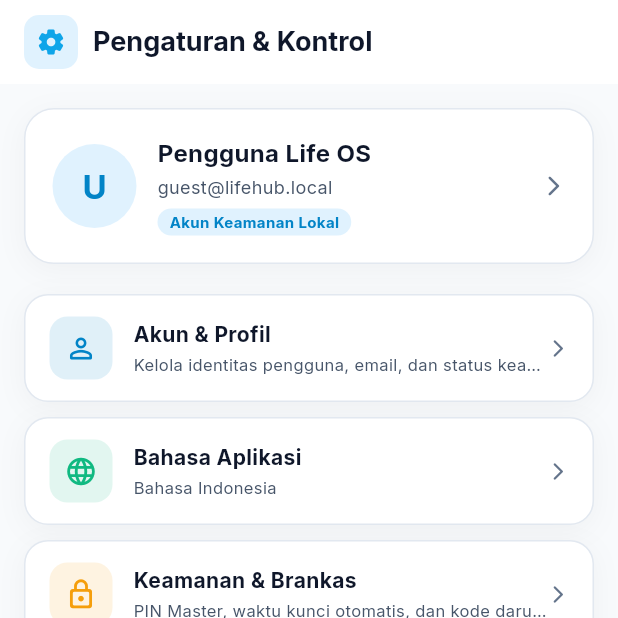
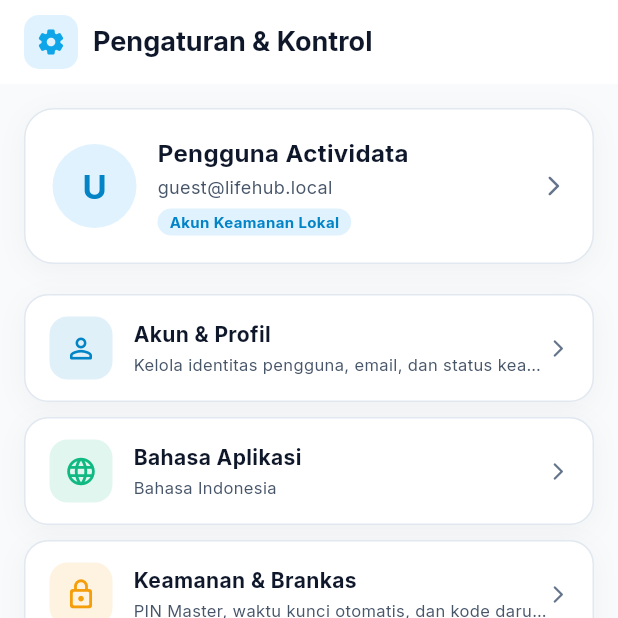
Before and after one commit to naufalatha018-lgtm/life-hub, a Flutter app: the MainAdaptiveShell screen opened directly, item 5 of the bottom bar chosen, on a phone screen of 412 x 824 dp, the top half of it. Run offline on Flutter 3.47's test engine with Material 3 defaults, Android fonts, the phone set to English and light mode, and no system bars; our stand-ins replace file_picker, fl_chart, flutter_local_notifications, flutter_map, flutter_riverpod, flutter_secure_storage and 13 more; missing offline and left inert: cryptography, health, open_file_plus; accounts and stored records are empty; network calls fail.

Commit message:
feat: rebrand app to Actividata, sync profile photo in SettingsView, fix Android 14+ Health Connect rationale, and compile release APK

```diff
--- a/lib/core/constants/app_constants.dart
+++ b/lib/core/constants/app_constants.dart
@@ -3,7 +3,7 @@ import 'package:flutter/material.dart';
 class AppConstants {
   AppConstants._();
 
-  static const String appName = 'Life OS';
+  static const String appName = 'Actividata';
   static const int autoLockTimeoutSeconds = 120; // 2 minutes auto-lock timeout
   static const int pinLength = 6;
 
--- a/lib/core/localization/app_strings.dart
+++ b/lib/core/localization/app_strings.dart
@@ -962,9 +962,9 @@ class IdAppStrings implements AppStrings {
   @override
   String get settingsAboutTitle => 'Tentang Aplikasi';
   @override
-  String get settingsAboutSubtitle => 'Informasi versi rilis dan platform Life OS';
-  @override
-  String get aboutMultiPlatform => 'Life OS Multi-Platform Edition (Support: Android, iOS, Windows & Web)';
+  String get settingsAboutSubtitle => 'Informasi versi rilis dan platform Actividata';
+  @override
+  String get aboutMultiPlatform => 'Actividata Multi-Platform Edition (Support: Android, iOS, Windows & Web)';
   @override
   String get settingsNotificationsTitle => 'Notifikasi & Pengingat';
   @override
@@ -990,7 +990,7 @@ class IdAppStrings implements AppStrings {
   @override
   String get navDashboard => 'Beranda';
   @override
-  String get dashboardTitle => 'Life OS';
+  String get dashboardTitle => 'Actividata';
   @override
   String get dashboardFinanceSummary => 'Ringkasan Keuangan Bulan Ini';
   @override
@@ -1168,9 +1168,9 @@ class IdAppStrings implements AppStrings {
   @override
   String get cloudSyncNever => 'Belum pernah disinkronkan';
 
-  // --- Life OS Branding ---
-  @override
-  String get appName => 'Life OS';
+  // --- Actividata Branding ---
+  @override
+  String get appName => 'Actividata';
   @override
   String get appVersion => 'Versi';
   @override
@@ -1721,9 +1721,9 @@ class EnAppStrings implements AppStrings {
   @override
   String get settingsAboutTitle => 'About Application';
   @override
-  String get settingsAboutSubtitle => 'Life OS version and platform release info';
-  @override
-  String get aboutMultiPlatform => 'Life OS Multi-Platform Edition (Support: Android, iOS, Windows & Web)';
+  String get settingsAboutSubtitle => 'Actividata version and platform release info';
+  @override
+  String get aboutMultiPlatform => 'Actividata Multi-Platform Edition (Support: Android, iOS, Windows & Web)';
   @override
   String get settingsNotificationsTitle => 'Notifications & Reminders';
   @override
@@ -1749,7 +1749,7 @@ class EnAppStrings implements AppStrings {
   @override
   String get navDashboard => 'Home';
   @override
-  String get dashboardTitle => 'Life OS';
+  String get dashboardTitle => 'Actividata';
   @override
   String get dashboardFinanceSummary => 'This Month\'s Finance';
   @override
@@ -1927,9 +1927,9 @@ class EnAppStrings implements AppStrings {
   @override
   String get cloudSyncNever => 'Never synced';
 
-  // --- Life OS Branding ---
-  @override
-  String get appName => 'Life OS';
+  // --- Actividata Branding ---
+  @override
+  String get appName => 'Actividata';
   @override
   String get appVersion => 'Version';
   @override
--- a/lib/core/services/ai_service.dart
+++ b/lib/core/services/ai_service.dart
@@ -165,8 +165,8 @@ Tasks: $completedTasks done, $pendingTasks pending.
     if (!isAvailable) return null;
     try {
       final systemPrompt = language == 'id'
-          ? 'Kamu adalah asisten pribadi dalam aplikasi Life OS. Bantu pengguna dengan keuangan, produktivitas, dan kesehatan. Jawab dengan singkat dan ramah dalam Bahasa Indonesia.'
-          : 'You are a personal assistant inside the Life OS app. Help users with finance, productivity, and wellness. Be concise and friendly in English.';
+          ? 'Kamu adalah asisten pribadi dalam aplikasi Actividata. Bantu pengguna dengan keuangan, produktivitas, dan kesehatan. Jawab dengan singkat dan ramah dalam Bahasa Indonesia.'
+          : 'You are a personal assistant inside the Actividata app. Help users with finance, productivity, and wellness. Be concise and friendly in English.';
 
       final contents = <Content>[
         Content.text(systemPrompt),
--- a/lib/core/services/biometric_service.dart
+++ b/lib/core/services/biometric_service.dart
@@ -49,7 +49,7 @@ class BiometricService {
   /// Attempts biometric authentication.
   /// Returns `true` on success, `false` on failure or cancellation.
   Future<bool> authenticate({
-    String localizedReason = 'Unlock your Life OS vault',
+    String localizedReason = 'Unlock your Actividata vault',
   }) async {
     if (!await isBiometricAvailable()) return false;
     try {
--- a/lib/core/services/finance_export_service.dart
+++ b/lib/core/services/finance_export_service.dart
@@ -80,12 +80,12 @@ class FinanceExportService {
       final period = (year != null && month != null)
           ? '${year}_${month.toString().padLeft(2, '0')}'
           : (year?.toString() ?? 'all');
-      final file = File('${dir.path}/life_os_finance_$period.csv');
+      final file = File('${dir.path}/actividata_finance_$period.csv');
       await file.writeAsString(csv);
 
       await Share.shareXFiles(
         [XFile(file.path, mimeType: 'text/csv')],
-        subject: isId ? 'Laporan Keuangan Life OS' : 'Life OS Finance Report',
+        subject: isId ? 'Laporan Keuangan Actividata' : 'Actividata Finance Report',
       );
 
       return ExportResult.success(file.path, rows.length);
--- a/lib/core/services/notification_service.dart
+++ b/lib/core/services/notification_service.dart
@@ -72,7 +72,7 @@ class NotificationService {
       requestBadgePermission: false,
       requestSoundPermission: false,
     );
-    const linuxSettings = LinuxInitializationSettings(defaultActionName: 'Open Life OS');
+    const linuxSettings = LinuxInitializationSettings(defaultActionName: 'Open Actividata');
 
     const settings = InitializationSettings(
       android: androidSettings,
@@ -146,7 +146,7 @@ class NotificationService {
           channelDescription: channel.description,
           importance: Importance.max,
           priority: Priority.high,
-          ticker: 'Life OS Notification',
+          ticker: 'Actividata Notification',
           icon: '@mipmap/launcher_icon',
           playSound: true,
           enableVibration: true,
@@ -197,7 +197,7 @@ class NotificationService {
     await showHeadsUpNotification(
       id: 8101,
       title: '🔔 Pengingat Finansial Aktif',
-      body: 'Life OS akan mengingatkan Anda setiap pukul 20:00 untuk mencatat keuangan.',
+      body: 'Actividata akan mengingatkan Anda setiap pukul 20:00 untuk mencatat keuangan.',
       channel: dailyFinanceChannel,
     );
   }
@@ -238,7 +238,7 @@ class NotificationService {
     await showHeadsUpNotification(
       id: 8102,
       title: '💳 Pengingat Tagihan Aktif',
-      body: 'Life OS akan mengingatkan Anda saat ada tagihan atau langganan mendekati tempo.',
+      body: 'Actividata akan mengingatkan Anda saat ada tagihan atau langganan mendekati tempo.',
       channel: billChannel,
     );
   }
--- a/lib/features/auth/models/user_model.dart
+++ b/lib/features/auth/models/user_model.dart
@@ -35,7 +35,7 @@ class AppUser {
     if (email.isNotEmpty && email.contains('@')) {
       return email.split('@').first;
     }
-    return isGuest ? 'Executive Guest' : 'Life OS Member';
+    return isGuest ? 'Executive Guest' : 'Actividata Member';
   }
 
   AppUser copyWith({
--- a/lib/features/auth/views/auth_screen.dart
+++ b/lib/features/auth/views/auth_screen.dart
@@ -558,7 +558,7 @@ class _AuthScreenState extends ConsumerState<AuthScreen> {
           const SizedBox(height: 16),
           const Center(
             child: Text(
-              'Life OS',
+              'Actividata',
               style: TextStyle(
                 color: AppColors.textPrimary,
                 fontSize: 24,
--- a/lib/features/settings/views/settings_view.dart
+++ b/lib/features/settings/views/settings_view.dart
@@ -1,3 +1,4 @@
+import 'dart:io';
 import 'package:flutter/material.dart';
 import 'package:flutter_riverpod/flutter_riverpod.dart';
 import '../../../core/localization/locale_provider.dart';
@@ -19,6 +20,18 @@ import '../../emergency/views/emergency_card_view.dart';
 
 class SettingsView extends ConsumerWidget {
   const SettingsView({super.key});
+
+  ImageProvider? _getAvatarImage(String? photoUrl) {
+    if (photoUrl == null || photoUrl.isEmpty) return null;
+    if (photoUrl.startsWith('http://') || photoUrl.startsWith('https://')) {
+      return NetworkImage(photoUrl);
+    }
+    final file = File(photoUrl);
+    if (file.existsSync()) {
+      return FileImage(file);
+    }
+    return null;
+  }
 
   void _navigateTo(BuildContext context, Widget page) {
     Navigator.of(context).push(
@@ -48,6 +61,7 @@ class SettingsView extends ConsumerWidget {
             style: ElevatedButton.styleFrom(
               backgroundColor: AppColors.expense,
               foregroundColor: Colors.white,
+              shape: RoundedRectangleBorder(borderRadius: BorderRadius.circular(12)),
             ),
             onPressed: () {
               Navigator.of(ctx).pop();
@@ -66,6 +80,7 @@ class SettingsView extends ConsumerWidget {
     final user = ref.watch(authNotifierProvider).value;
     final strings = ref.watch(appStringsProvider);
     final activeLanguage = ref.watch(localeProvider);
+    final avatarImage = _getAvatarImage(user?.photoUrl);
 
     final langSnippet = activeLanguage.languageCode == 'id' ? 'Bahasa Indonesia' : 'English (US)';
 
@@ -118,14 +133,17 @@ class SettingsView extends ConsumerWidget {
                   CircleAvatar(
                     radius: 28,
                     backgroundColor: AppColors.primaryGlow,
-                    child: Text(
+                    backgroundImage: avatarImage,
+                    child: avatarImage == null
+                        ? Text(
                             user?.effectiveName.isNotEmpty == true ? user!.effectiveName[0].toUpperCase() : 'U',
                             style: const TextStyle(
                               color: AppColors.primary,
                               fontSize: 22,
                               fontWeight: FontWeight.bold,
                             ),
-                    ),
+                          )
+                        : null,
                   ),
                   const SizedBox(width: 14),
                   Expanded(
@@ -133,7 +151,7 @@ class SettingsView extends ConsumerWidget {
                       crossAxisAlignment: CrossAxisAlignment.start,
                       children: [
                         Text(
-                          user?.effectiveName ?? 'Pengguna Life OS',
+                          user?.effectiveName ?? 'Pengguna Actividata',
                           style: const TextStyle(
                             color: AppColors.textPrimary,
                             fontSize: 16,
--- a/lib/features/settings/views/subviews/settings_about_view.dart
+++ b/lib/features/settings/views/subviews/settings_about_view.dart
@@ -54,7 +54,7 @@ class SettingsAboutView extends ConsumerWidget {
             ),
             const SizedBox(height: 14),
             const Text(
-              'Life OS',
+              'Actividata',
               style: TextStyle(
                 color: AppColors.textPrimary,
                 fontSize: 22,
--- a/lib/features/settings/views/subviews/settings_account_view.dart
+++ b/lib/features/settings/views/subviews/settings_account_view.dart
@@ -260,7 +260,7 @@ class _SettingsAccountViewState extends ConsumerState<SettingsAccountView> {
                       crossAxisAlignment: CrossAxisAlignment.start,
                       children: [
                         Text(
-                          user?.effectiveName ?? 'Life OS User',
+                          user?.effectiveName ?? 'Actividata User',
                           style: const TextStyle(
                             color: AppColors.textPrimary,
                             fontSize: 17,
--- a/lib/features/settings/views/subviews/settings_ai_view.dart
+++ b/lib/features/settings/views/subviews/settings_ai_view.dart
@@ -389,8 +389,8 @@ class _SettingsAiViewState extends ConsumerState<SettingsAiView> {
           const SizedBox(height: 4),
           Text(
             isId
-                ? '✓ Kunci API tidak pernah dikirim ke server Life OS. Disimpan terenkripsi di perangkat Anda.'
-                : '✓ Your API key is never sent to Life OS servers. It\'s encrypted on your device only.',
+                ? '✓ Kunci API tidak pernah dikirim ke server Actividata. Disimpan terenkripsi di perangkat Anda.'
+                : '✓ Your API key is never sent to Actividata servers. It\'s encrypted on your device only.',
             style: theme.textTheme.bodySmall?.copyWith(
               color: AppColors.income,
               fontWeight: FontWeight.w500,
--- a/lib/features/settings/views/subviews/settings_cloud_sync_view.dart
+++ b/lib/features/settings/views/subviews/settings_cloud_sync_view.dart
@@ -293,8 +293,8 @@ class SettingsCloudSyncView extends ConsumerWidget {
           Expanded(
             child: Text(
               isId
-                  ? 'Data Anda dienkripsi dengan Row Level Security (RLS). Tidak ada orang lain — termasuk tim Life OS — yang dapat mengakses data Anda.'
-                  : 'Your data is secured with Row Level Security (RLS). No one — including the Life OS team — can access your data.',
+                  ? 'Data Anda dienkripsi dengan Row Level Security (RLS). Tidak ada orang lain — termasuk tim Actividata — yang dapat mengakses data Anda.'
+                  : 'Your data is secured with Row Level Security (RLS). No one — including the Actividata team — can access your data.',
               style: theme.textTheme.bodySmall?.copyWith(color: AppColors.textSecondary, height: 1.5),
             ),
           ),
--- a/lib/features/settings/views/subviews/settings_notifications_view.dart
+++ b/lib/features/settings/views/subviews/settings_notifications_view.dart
@@ -180,7 +180,7 @@ class SettingsNotificationsView extends ConsumerWidget {
                   await NotificationService.instance.requestPermission();
                   await NotificationService.instance.showHeadsUpNotification(
                     id: 9999,
-                    title: '⚡ Notifikasi Sistem Life OS',
+                    title: '⚡ Notifikasi Sistem Actividata',
                     body: 'Notifikasi heads-up berhasil muncul dengan prioritas tinggi di layar!',
                     channel: NotificationService.dailyFinanceChannel,
                   );
--- a/lib/main.dart
+++ b/lib/main.dart
@@ -72,7 +72,7 @@ class LifeOsApp extends ConsumerWidget {
     final executiveLightTheme = AppTheme.lightTheme;
 
     return MaterialApp(
-      title: 'Life OS',
+      title: 'Actividata',
       debugShowCheckedModeBanner: false,
       locale: Locale(activeLanguage.code),
       theme: executiveLightTheme,
```
Also changed, not shown: lib/core/services/health_sync_service.dart (+23 -1 lines), lib/features/shell/main_adaptive_shell.dart (+20 -3 lines), pubspec.lock, 3 other files. Lines whose indentation alone changed are shown as unchanged.
